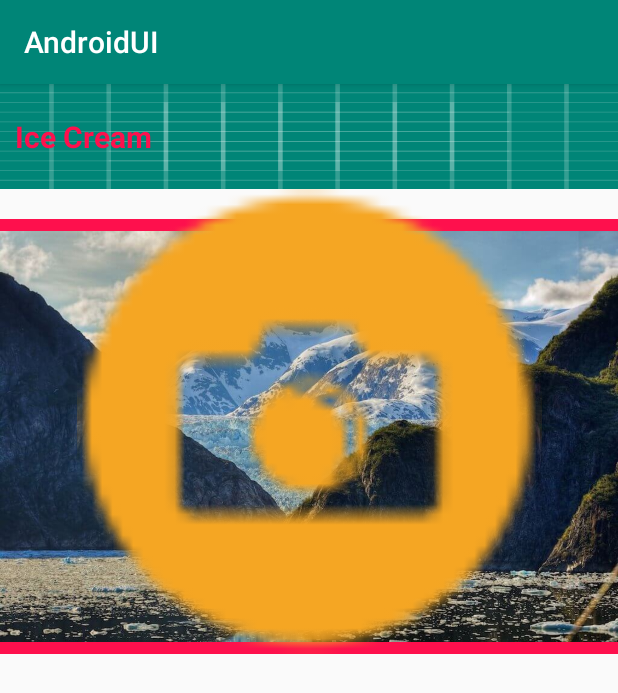
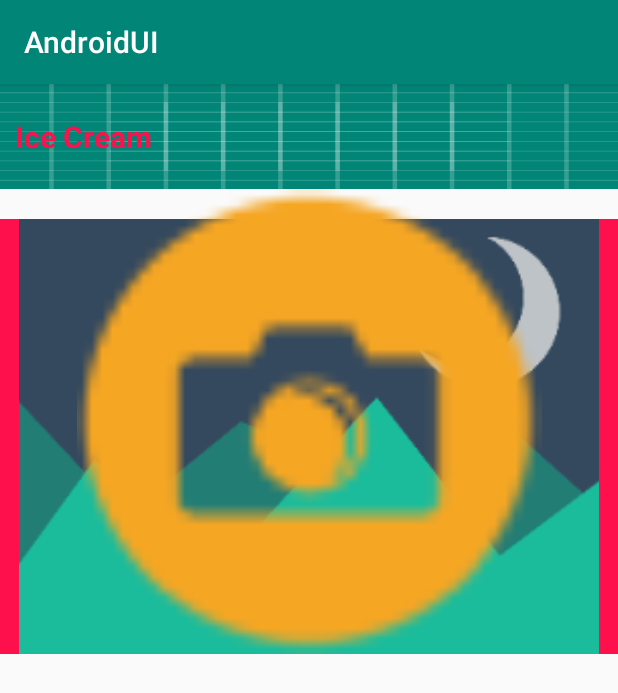
Before and after one commit to ArtemisSoftware/Android-UI, an Android app: the CoolLayoutsActivity screen opened directly, with no data from a screen before it, on a phone screen of 412 x 824 dp. Shown: the top 693 px of the screen. Run offline under Robolectric (Android 15) with nearby library versions, the phone set to English and light mode, and no system bars; libraries missing offline, so code that uses them is left out: net.wujingchao.android; plain views replace MultiCardMenu; 2 statements that could not run were skipped.

Commit message:
Layout fragment_simple_recycler

```diff
--- a/app/src/main/res/layout/activity_cool_layouts.xml
+++ b/app/src/main/res/layout/activity_cool_layouts.xml
@@ -119,6 +119,45 @@
 
 
 
+        <LinearLayout
+            android:layout_width="match_parent"
+            android:layout_height="380dip"
+            android:orientation="vertical">
+
+            <TextView
+                android:layout_width="match_parent"
+                android:layout_height="70dp"
+                android:background="@drawable/ic_launcher_background"
+                android:gravity="center_vertical"
+                android:paddingLeft="10dp"
+                android:text="@string/material_up_concept"
+                android:textColor="@color/pink"
+                android:textSize="20sp"
+                android:textStyle="bold" />
+
+            <ImageView
+                android:id="@+id/img4"
+                android:src="@drawable/material_flat"
+                android:background="@color/pink"
+                android:layout_marginTop="20dp"
+                android:layout_gravity="center"
+                android:layout_width="match_parent"
+                android:layout_height="match_parent"/>
+
+
+            <TextView
+                android:layout_width="match_parent"
+                android:layout_height="50dip"
+                android:layout_margin="5dip"
+                android:background="#CDA49E"
+                android:gravity="center"
+                android:text="For The Dream"
+                android:textColor="#471F1F"
+                android:textSize="20sp" />
+
+        </LinearLayout>
+
+
 
 
         <LinearLayout
--- a/app/src/main/res/values/strings.xml
+++ b/app/src/main/res/values/strings.xml
@@ -11,12 +11,15 @@
     <string name="diamond_dust">Diamond Dust</string>
     <string name="parallax_tabs">Parallax Tabs</string>
 
+    <string name="material_up_concept">Material Up Concept</string>
+
     <!-- TODO: Remove or change this placeholder text -->
     <string name="hello_blank_fragment">Hello blank fragment</string>
     <string name="title_mup_name">Turbo Killer</string>
     <string name="subtitle_mup">Carpenter Brut</string>
 
 
+    <string name="simple_title">Simple Title</string>
 
     <string name="lorem">
 		Lorem ipsum dolor sit amet, consectetur adipiscing elit.
```
Also changed, not shown: app/src/main/java/com/ArtemisSoftware/androidui/coollayouts/CoolLayoutsActivity.java (+8 -0 lines), app/src/main/java/com/ArtemisSoftware/androidui/coollayouts/MaterialUpConceptActivity.java (+9 -12 lines), app/src/main/java/com/ArtemisSoftware/androidui/coollayouts/fragments/SimpleRecyclerFragment.java (added, +113 -0 lines), app/src/main/res/layout/activity_material_up_concept.xml (+11 -13 lines), app/src/main/res/layout/fragment_simple_recycler.xml (added, +11 -0 lines).
